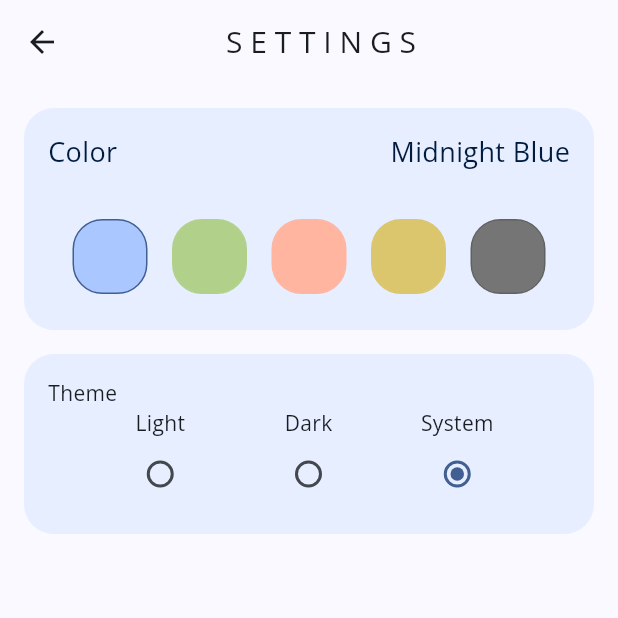
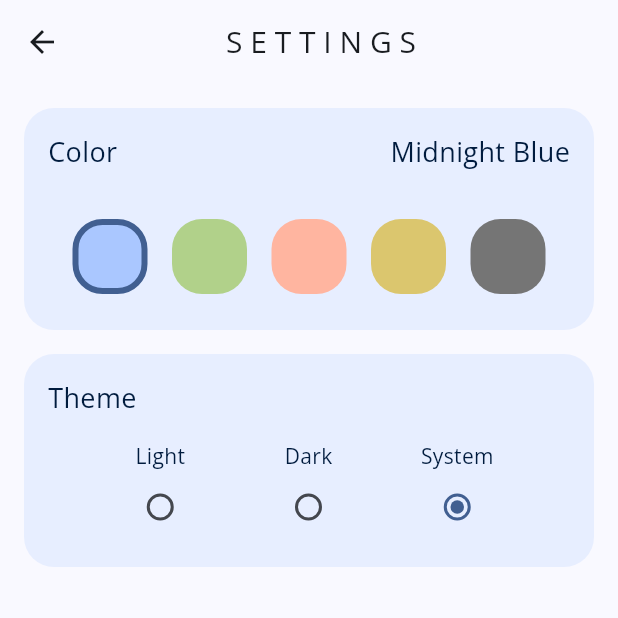
Before and after one commit to TheLameOne/polyphasic_sleep, a Flutter app: the SettingsPage screen opened by its route, on a phone screen of 412 x 824 dp, the top half of it. Run offline on Flutter 3.47's test engine with Material 3 defaults, Android fonts, the phone set to English and light mode, and no system bars; our stand-ins replace action_slider, audioplayers, card_swiper, chat_bubbles, fl_chart, flutter_card_swiper and 14 more; missing offline and left inert: alarm; accounts and stored records are empty.

Commit message:
removed unused imports

```diff
--- a/lib/pages/schedule_types_page.dart
+++ b/lib/pages/schedule_types_page.dart
@@ -1,10 +1,8 @@
 import 'dart:async';
 import 'dart:convert';
 import 'package:card_swiper/card_swiper.dart';
-import 'package:flutter/cupertino.dart';
 import 'package:flutter/services.dart' as rootbundle;
 import 'package:flutter/material.dart';
-import 'package:hexcolor/hexcolor.dart';
 import 'package:polyphasic_sleep_new/components/schedule_type_details.dart';
 import 'package:polyphasic_sleep_new/models/types_model.dart';
 import 'package:polyphasic_sleep_new/theme/theme_provider.dart';
@@ -95,7 +93,7 @@ class _ScheduleTypesPageState extends State<ScheduleTypesPage> {
                           color: Theme.of(context).colorScheme.primary,
                           activeColor: Theme.of(context).colorScheme.onPrimary),
                     ),
-                    control: SwiperControl(
+                    control: const SwiperControl(
                       color: Color(0xff38547C),
                     ),
 
--- a/lib/pages/settings_page.dart
+++ b/lib/pages/settings_page.dart
@@ -1,12 +1,5 @@
 import 'package:flutter/material.dart';
-import 'package:flutter_launcher_icons/xml_templates.dart';
-import 'package:polyphasic_sleep_new/theme/blue_dark.dart';
-import 'package:polyphasic_sleep_new/theme/dark.dart';
-import 'package:polyphasic_sleep_new/theme/green_dark.dart';
-import 'package:polyphasic_sleep_new/theme/light.dart';
-import 'package:polyphasic_sleep_new/theme/orange_dark.dart';
 import 'package:polyphasic_sleep_new/theme/theme_provider.dart';
-import 'package:polyphasic_sleep_new/theme/yellow_dark.dart';
 import 'package:polyphasic_sleep_new/util/global.dart';
 import 'package:provider/provider.dart';
 
@@ -87,7 +80,7 @@ class _SettingsPageState extends State<SettingsPage> {
                           ],
                         ),
                       ),
-                      SizedBox(height: 16),
+                      const SizedBox(height: 16),
                       Padding(
                         padding: const EdgeInsets.all(8.0),
                         child: Row(
@@ -109,19 +102,19 @@ class _SettingsPageState extends State<SettingsPage> {
                                   decoration: BoxDecoration(
                                     border: _getCurrentThemeIndex(context) == i
                                         ? Border.all(
-                                            color: Provider.of<ThemeProvider>(
-                                                    context,
-                                                    listen: false)
-                                                .getThemeList()[i]
-                                                .colorScheme
-                                                .primary)
-                                        : Border.all(
-                                            color: Provider.of<ThemeProvider>(
-                                                    context,
-                                                    listen: false)
-                                                .getThemeList()[i]
-                                                .colorScheme
-                                                .inversePrimary),
+                                            width: 4,
+                                            color: (Provider.of<ThemeProvider>(
+                                                        context,
+                                                        listen: false)
+                                                    .isDarkMode)
+                                                ? Colors.white
+                                                : Provider.of<ThemeProvider>(
+                                                        context,
+                                                        listen: false)
+                                                    .getThemeList()[i]
+                                                    .colorScheme
+                                                    .primary)
+                                        : null,
                                     borderRadius: BorderRadius.circular(20),
                                     color: Provider.of<ThemeProvider>(context,
                                             listen: false)
@@ -134,12 +127,12 @@ class _SettingsPageState extends State<SettingsPage> {
                           ],
                         ),
                       ),
-                      SizedBox(height: 8)
+                      const SizedBox(height: 8)
                     ],
                   ),
                 ),
               ),
-              SizedBox(height: 16),
+              const SizedBox(height: 16),
               Container(
                 decoration: BoxDecoration(
                     borderRadius: BorderRadius.circular(20),
@@ -156,10 +149,18 @@ class _SettingsPageState extends State<SettingsPage> {
                         Row(
                           mainAxisAlignment: MainAxisAlignment.spaceBetween,
                           children: [
-                            Text("Theme"),
-                            SizedBox(),
+                            Text(
+                              "Theme",
+                              style: TextStyle(
+                                  fontSize: 18,
+                                  color: Theme.of(context)
+                                      .colorScheme
+                                      .onPrimaryContainer),
+                            ),
+                            const SizedBox(),
                           ],
                         ),
+                        SizedBox(height: 16),
                         Row(
                           mainAxisAlignment: MainAxisAlignment.spaceEvenly,
                           children: [
@@ -167,7 +168,13 @@ class _SettingsPageState extends State<SettingsPage> {
                               children: [
                                 // PIC light Mode
 
-                                Text("Light"),
+                                Text(
+                                  "Light",
+                                  style: TextStyle(
+                                      color: Theme.of(context)
+                                          .colorScheme
+                                          .onPrimaryContainer),
+                                ),
                                 Radio<int>(
                                   value: 1,
                                   groupValue: modes,
@@ -186,7 +193,13 @@ class _SettingsPageState extends State<SettingsPage> {
                             Column(
                               children: [
                                 // PIC light Mode
-                                Text("Dark"),
+                                Text(
+                                  "Dark",
+                                  style: TextStyle(
+                                      color: Theme.of(context)
+                                          .colorScheme
+                                          .onPrimaryContainer),
+                                ),
                                 Radio<int>(
                                   value: 2,
                                   groupValue: modes,
@@ -205,7 +218,13 @@ class _SettingsPageState extends State<SettingsPage> {
                             Column(
                               children: [
                                 // PIC light Mode
-                                Text("System"),
+                                Text(
+                                  "System",
+                                  style: TextStyle(
+                                      color: Theme.of(context)
+                                          .colorScheme
+                                          .onPrimaryContainer),
+                                ),
                                 Radio<int>(
                                   value: 3,
                                   groupValue: modes,
--- a/lib/theme/light.dart
+++ b/lib/theme/light.dart
@@ -2,7 +2,7 @@ import 'package:flutter/material.dart';
 import 'package:google_fonts/google_fonts.dart';
 
 ThemeData light = ThemeData(
-    fontFamily: GoogleFonts.roboto().fontFamily,
+    fontFamily: GoogleFonts.openSans().fontFamily,
     colorScheme: const ColorScheme.light(
       primary: Color(0xff9e9e9e), // equivalent to Colors.grey.shade500
       onPrimary: Color(0xff212121), // Dark grey for text on primary
```
Also changed, not shown: lib/components/schedule_type_details.dart (+5 -7 lines), lib/components/sleep_chart_without_id.dart (+11 -14 lines), lib/pages/edit_schedule.dart (+58 -53 lines).
